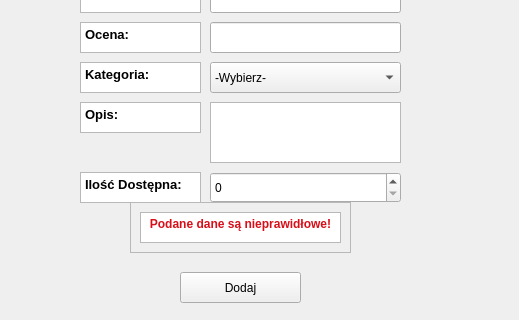
DemolizerTNT/CppLibraryStudentProject, file QtWidgetsApplication1/MainWindow.ui: the form before one commit; both pictures show x 230 to 749 and y 118 to 438 of the 749 by 438 pixel window.
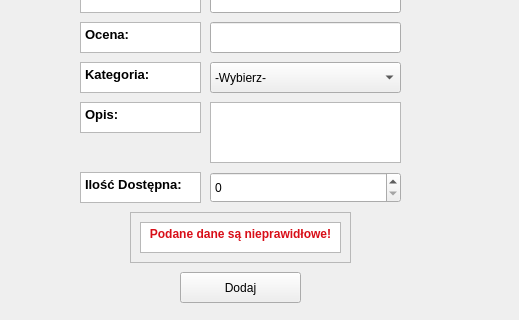
The form after the commit. The open tabs and pages were chosen to show the change.

```diff
--- a/QtWidgetsApplication1/MainWindow.ui
+++ b/QtWidgetsApplication1/MainWindow.ui
@@ -1961,7 +1961,7 @@
       <property name="geometry">
        <rect>
         <x>150</x>
-        <y>300</y>
+        <y>310</y>
         <width>221</width>
         <height>51</height>
        </rect>
```
Left out of the diff: 2 changed lines with no effect on the pictures.
